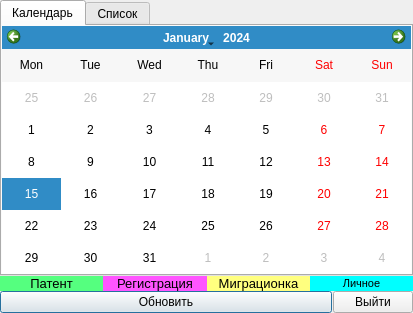
Qt form ui/work_notification_calendar.ui (Meller008/CRM-Avi) before a commit.
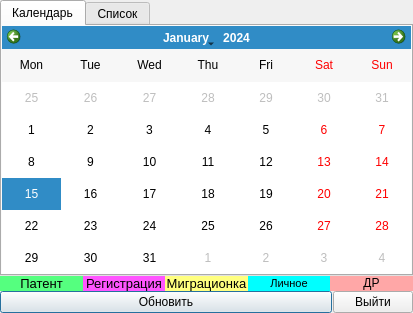
The same form after that commit.

Commit message: работа - Добавлены дни рождения в календарь!

Diff of the .ui file:
```diff
--- a/ui/work_notification_calendar.ui
+++ b/ui/work_notification_calendar.ui
@@ -112,6 +112,21 @@
        </property>
       </widget>
      </item>
+     <item>
+      <widget class="QLabel" name="label_5">
+       <property name="font">
+        <font>
+         <family>Tahoma</family>
+        </font>
+       </property>
+       <property name="styleSheet">
+        <string notr="true">background-color: rgb(255, 167, 167);</string>
+       </property>
+       <property name="text">
+        <string>&lt;html&gt;&lt;head/&gt;&lt;body&gt;&lt;p align=&quot;center&quot;&gt;ДР&lt;/p&gt;&lt;/body&gt;&lt;/html&gt;</string>
+       </property>
+      </widget>
+     </item>
     </layout>
    </item>
    <item row="0" column="0" colspan="3">
```
The commit also changes 1 other file.
